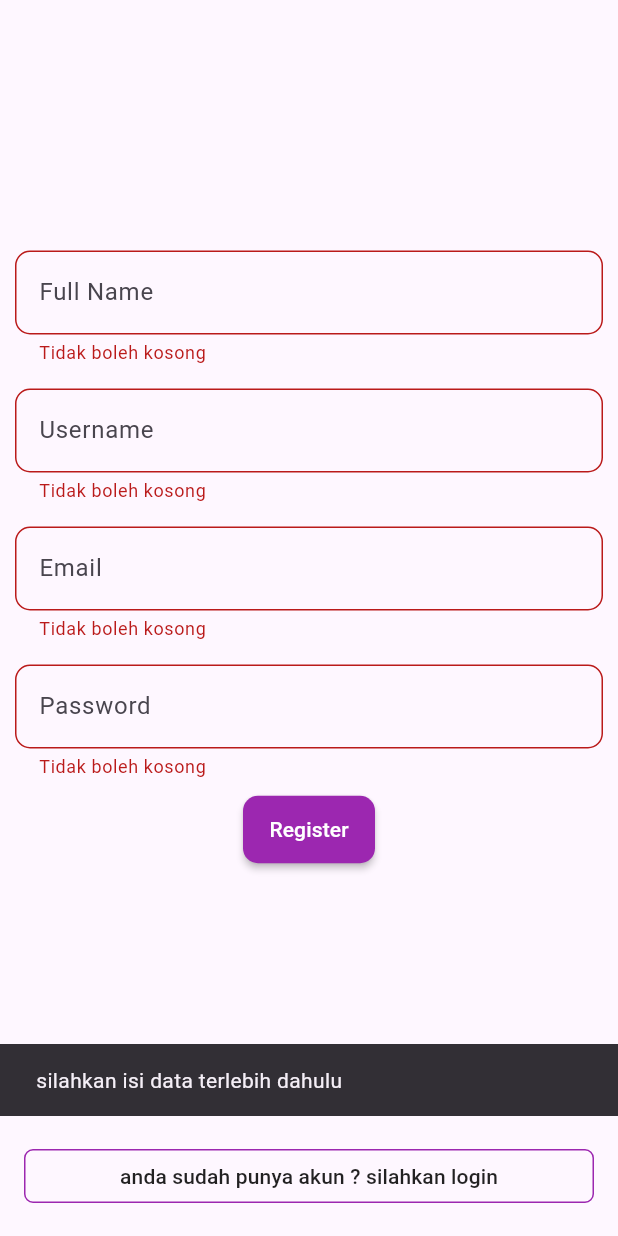
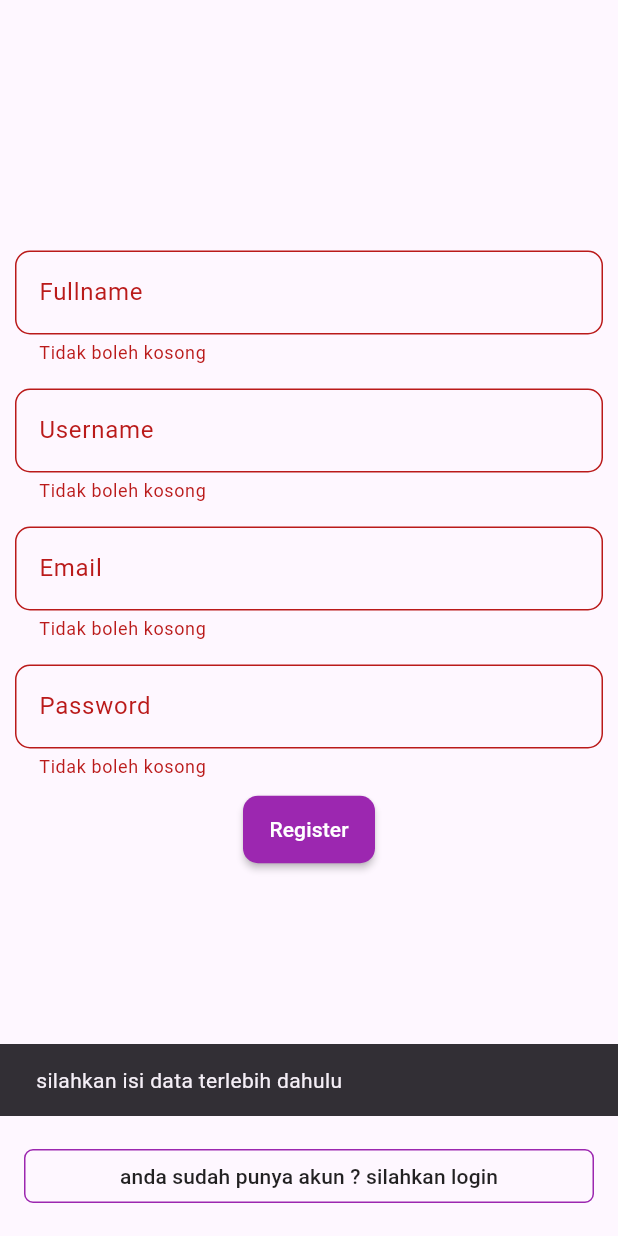
Before and after one commit to razor322/kamus-app, a Flutter app: the PageRegister screen opened directly, after a tap on "Register", on a phone screen of 412 x 824 dp. Run offline on Flutter 3.47's test engine with Material 3 defaults, Android fonts, the light colour scheme and no system bars; our stand-ins replace introduction_screen; network calls fail.

Commit message:
add labeltext

```diff
--- a/lib/page_login.dart
+++ b/lib/page_login.dart
@@ -22,7 +22,7 @@ class _PageLoginState extends State<PageLogin> {
         isLoading = true;
       });
       http.Response res = await http.post(
-          Uri.parse('http://192.168.100.54/kamusDb/login.php'),
+          Uri.parse('http://10.127.220.59/kamusDb/login.php'),
           body: {"username": username.text, "password": pass.text});
       ModelLogin data = modelLoginFromJson(res.body);
 
@@ -80,6 +80,7 @@ class _PageLoginState extends State<PageLogin> {
                     return val!.isEmpty ? "Tidak boleh kosong" : null;
                   },
                   decoration: InputDecoration(
+                      labelText: "Username",
                       hintText: "Username",
                       border: OutlineInputBorder(
                           borderRadius: BorderRadius.circular(10))),
@@ -94,6 +95,7 @@ class _PageLoginState extends State<PageLogin> {
                   },
                   obscureText: true,
                   decoration: InputDecoration(
+                      labelText: "Password",
                       hintText: "Password",
                       border: OutlineInputBorder(
                           borderRadius: BorderRadius.circular(10))),
--- a/lib/page_register.dart
+++ b/lib/page_register.dart
@@ -27,7 +27,7 @@ class _PageRegisterState extends State<PageRegister> {
         isLoading = true;
       });
       http.Response res = await http
-          .post(Uri.parse('http://192.168.100.54/kamusDb/register.php'), body: {
+          .post(Uri.parse('http://10.127.220.59/kamusDb/register.php'), body: {
         "fullname": fullname.text,
         "username": username.text,
         "password": pass.text,
@@ -93,6 +93,7 @@ class _PageRegisterState extends State<PageRegister> {
                     return val!.isEmpty ? "Tidak boleh kosong" : null;
                   },
                   decoration: InputDecoration(
+                      labelText: "Fullname",
                       hintText: "Full Name",
                       border: OutlineInputBorder(
                           borderSide:
@@ -108,6 +109,7 @@ class _PageRegisterState extends State<PageRegister> {
                     return val!.isEmpty ? "Tidak boleh kosong" : null;
                   },
                   decoration: InputDecoration(
+                      labelText: "Username",
                       hintText: "Username",
                       border: OutlineInputBorder(
                           borderRadius: BorderRadius.circular(10))),
@@ -121,6 +123,7 @@ class _PageRegisterState extends State<PageRegister> {
                     return val!.isEmpty ? "Tidak boleh kosong" : null;
                   },
                   decoration: InputDecoration(
+                      labelText: "Email",
                       hintText: "Email",
                       border: OutlineInputBorder(
                           borderRadius: BorderRadius.circular(10))),
@@ -135,6 +138,7 @@ class _PageRegisterState extends State<PageRegister> {
                   },
                   obscureText: true,
                   decoration: InputDecoration(
+                      labelText: "Password",
                       hintText: "Password",
                       border: OutlineInputBorder(
                           borderRadius: BorderRadius.circular(10))),
```
